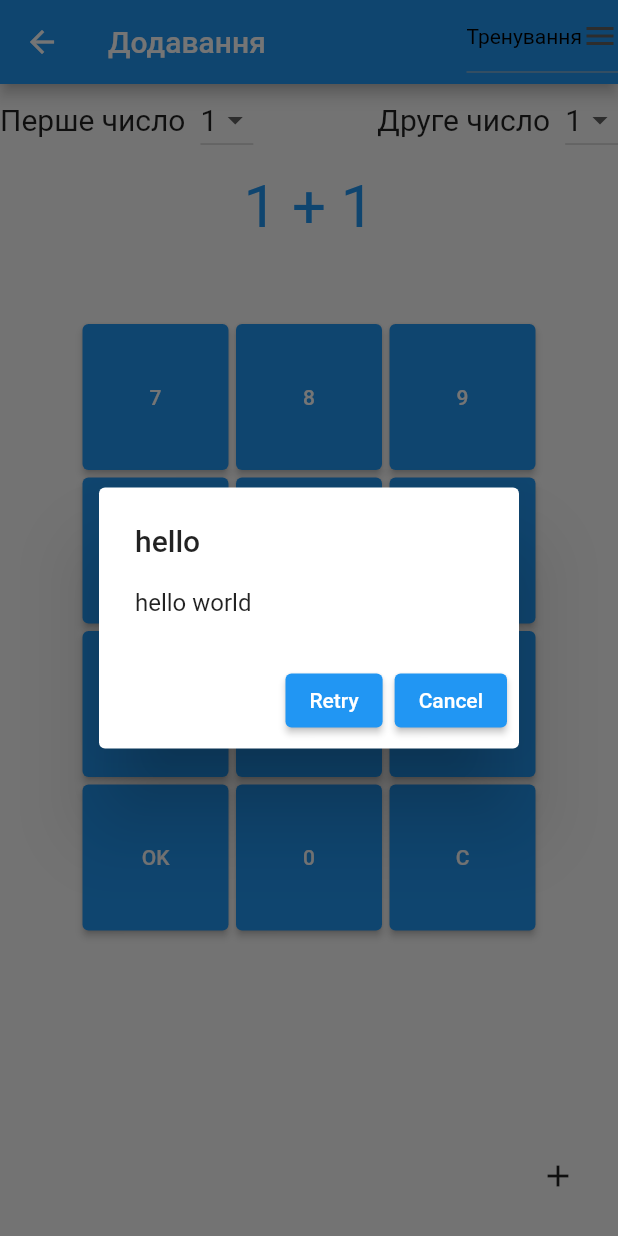
After one commit to MokriyDoshch/TrainingBraine, a Flutter app: the AdditionScreen screen opened by its route, after a tap on the "add" icon, on a phone screen of 412 x 824 dp. The commit adds this screen. Run offline on Flutter 3.47's test engine with Material 2 defaults, Android fonts, the phone set to English and light mode, and no system bars; our stand-ins replace audioplayers.

Commit message:
Create popup dialog

```diff
--- a/lib/addition.dart
+++ b/lib/addition.dart
@@ -3,6 +3,8 @@ import 'dart:async';
 import 'dart:math';
 import 'package:audioplayers/audioplayers.dart';
 import 'package:flutter/services.dart';
+
+import 'popup_dialog.dart';
 
 class AdditionScreen extends StatefulWidget {
   const AdditionScreen({Key?  key}) : super(key: key);
@@ -66,6 +68,32 @@ class _AdditionScreen extends State<AdditionScreen> {
     ];
     //double screenWidth = MediaQuery.of(context).size.width;
     return Scaffold(
+      floatingActionButton: IconButton(
+          onPressed: () {
+            showDialog(
+              barrierDismissible: false,
+                context: context,
+                builder: (BuildContext dialogContext) {
+                  return PopUpDialog(title: 'hello',
+                      content: 'hello world',
+                    actions: <Widget>[
+                      Container(
+                      child: ElevatedButton(
+                        child: Text('Retry'),
+                        onPressed: () {},
+                      ),
+                    ),
+                      Container(
+                        child: ElevatedButton(
+                          child: Text('Cancel'),
+                          onPressed: () {Navigator.of(dialogContext).pop();},
+                        ),
+                      ),
+                    ]
+                  );
+                });
+          },
+          icon: const Icon(Icons.add)),
       appBar: AppBar(
         title: const Text('Додавання'),
         actions: [
--- /dev/null
+++ b/lib/popup_dialog.dart
@@ -0,0 +1,22 @@
+import 'package:flutter/material.dart';
+
+class PopUpDialog extends StatelessWidget {
+  final String title;
+  final String content;
+  final List<Widget>actions;
+
+  PopUpDialog({Key? key, required this.title,required this.content,this.actions = const []}) : super(key: key);
+
+  void dismissDialog() {
+
+  }
+
+  @override
+  Widget build(BuildContext context) {
+    return AlertDialog(
+      title: Text(title),
+      actions: actions,
+      content: Text(content),
+    );
+  }
+}
```
